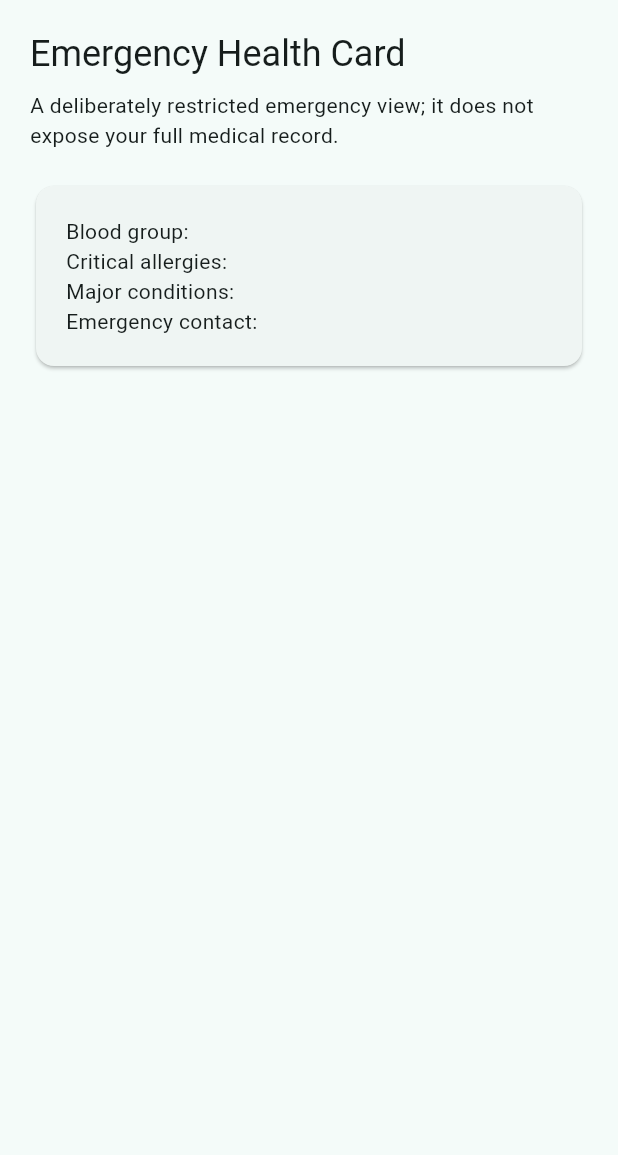
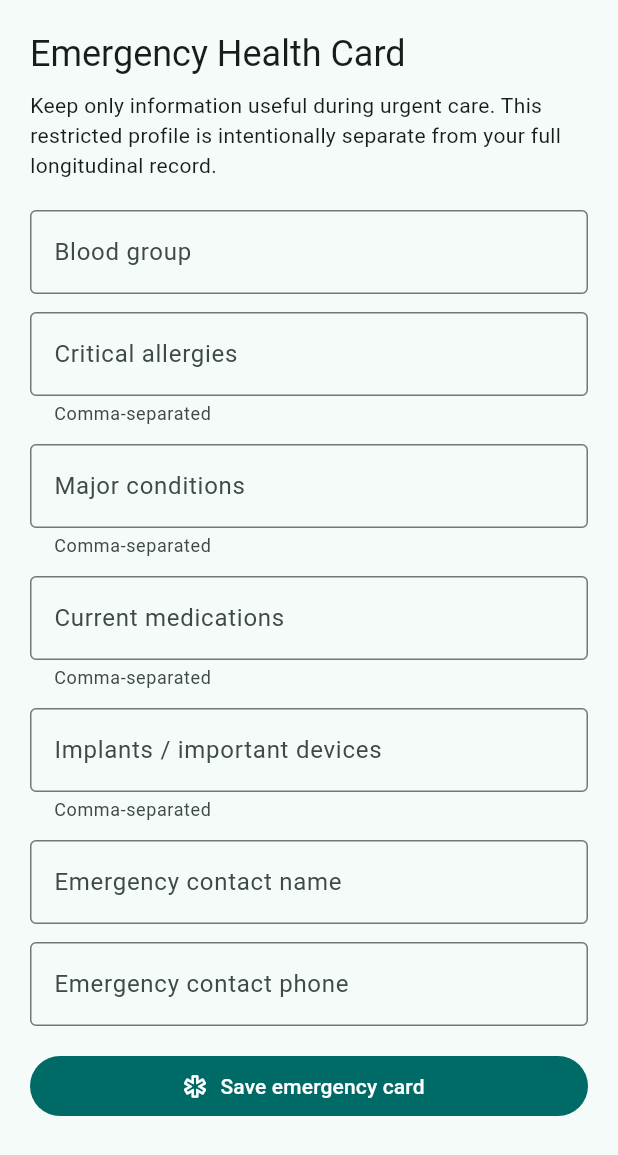
Before and after one commit to chrisndirangu54/Hulka, a Flutter app: the EmergencyScreen widget shown alone on an empty page, opened directly, on a phone screen of 412 x 824 dp. Shown: the top 1155 px of the screen. Run offline on Flutter 3.47's test engine with Material 3 defaults, Android fonts, the phone set to English and light mode, and no system bars; our stand-ins replace cloud_firestore, cloud_functions, firebase_auth, firebase_core, firebase_messaging, flutter_riverpod; missing offline and left inert: health; accounts and stored records are empty.

Commit message:
Make Hulka emergency health card editable

```diff
--- a/lib/features/emergency/emergency_screen.dart
+++ b/lib/features/emergency/emergency_screen.dart
@@ -1,42 +1,157 @@
 import 'package:cloud_firestore/cloud_firestore.dart';
 import 'package:firebase_auth/firebase_auth.dart';
 import 'package:flutter/material.dart';
+import '../../services/functions_service.dart';
 
-class EmergencyScreen extends StatelessWidget {
+class EmergencyScreen extends StatefulWidget {
   const EmergencyScreen({super.key});
+
+  @override
+  State<EmergencyScreen> createState() => _EmergencyScreenState();
+}
+
+class _EmergencyScreenState extends State<EmergencyScreen> {
+  final bloodGroup = TextEditingController();
+  final allergies = TextEditingController();
+  final conditions = TextEditingController();
+  final medications = TextEditingController();
+  final contactName = TextEditingController();
+  final contactPhone = TextEditingController();
+  final implants = TextEditingController();
+  final api = HulkaFunctions();
+  bool loaded = false;
+  bool saving = false;
+  String? message;
+
+  List<String> split(String value) => value
+      .split(',')
+      .map((x) => x.trim())
+      .where((x) => x.isNotEmpty)
+      .toSet()
+      .toList();
+
+  void populate(Map<String, dynamic>? d) {
+    if (loaded || d == null) return;
+    loaded = true;
+    bloodGroup.text = (d['bloodGroup'] as String?) ?? '';
+    allergies.text = ((d['criticalAllergies'] as List?) ?? const []).join(', ');
+    conditions.text = ((d['majorConditions'] as List?) ?? const []).join(', ');
+    medications.text =
+        ((d['currentMedications'] as List?) ?? const []).join(', ');
+    contactName.text = (d['emergencyContactName'] as String?) ?? '';
+    contactPhone.text = (d['emergencyContactPhone'] as String?) ?? '';
+    implants.text = ((d['implants'] as List?) ?? const []).join(', ');
+  }
+
+  Future<void> save() async {
+    setState(() {
+      saving = true;
+      message = null;
+    });
+    try {
+      await api.saveEmergencyProfile({
+        'bloodGroup': bloodGroup.text.trim().isEmpty ? null : bloodGroup.text.trim(),
+        'criticalAllergies': split(allergies.text),
+        'majorConditions': split(conditions.text),
+        'currentMedications': split(medications.text),
+        'emergencyContactName':
+            contactName.text.trim().isEmpty ? null : contactName.text.trim(),
+        'emergencyContactPhone':
+            contactPhone.text.trim().isEmpty ? null : contactPhone.text.trim(),
+        'implants': split(implants.text),
+      });
+      if (mounted) setState(() => message = 'Emergency health card updated.');
+    } catch (e) {
+      if (mounted) setState(() => message = 'Could not update emergency card: $e');
+    } finally {
+      if (mounted) setState(() => saving = false);
+    }
+  }
 
   @override
   Widget build(BuildContext context) {
     final uid = FirebaseAuth.instance.currentUser?.uid;
     if (uid == null) return const Center(child: Text('Authentication required.'));
-    final stream = FirebaseFirestore.instance.collection('emergencyProfiles').doc(uid).snapshots();
+
+    final stream = FirebaseFirestore.instance
+        .collection('emergencyProfiles')
+        .doc(uid)
+        .snapshots();
 
     return StreamBuilder<DocumentSnapshot<Map<String, dynamic>>>(
       stream: stream,
       builder: (context, snap) {
-        final d = snap.data?.data();
+        populate(snap.data?.data());
+
         return ListView(
           padding: const EdgeInsets.all(20),
           children: [
-            Text('Emergency Health Card', style: Theme.of(context).textTheme.headlineSmall),
+            Text(
+              'Emergency Health Card',
+              style: Theme.of(context).textTheme.headlineSmall,
+            ),
             const SizedBox(height: 8),
-            const Text('A deliberately restricted emergency view; it does not expose your full medical record.'),
+            const Text(
+              'Keep only information useful during urgent care. This restricted '
+              'profile is intentionally separate from your full longitudinal record.',
+            ),
             const SizedBox(height: 20),
-            Card(
-              child: Padding(
-                padding: const EdgeInsets.all(20),
-                child: d == null
-                    ? const Text('No emergency profile configured yet.')
-                    : Column(
-                        crossAxisAlignment: CrossAxisAlignment.start,
-                        children: [
-                          Text('Blood group: ${d['bloodGroup'] ?? 'Not set'}'),
-                          Text('Critical allergies: ${(d['criticalAllergies'] as List?)?.join(', ') ?? 'None recorded'}'),
-                          Text('Major conditions: ${(d['majorConditions'] as List?)?.join(', ') ?? 'None recorded'}'),
-                          Text('Emergency contact: ${d['emergencyContactName'] ?? ''} ${d['emergencyContactPhone'] ?? ''}'),
-                        ],
-                      ),
+            TextField(
+              controller: bloodGroup,
+              decoration: const InputDecoration(labelText: 'Blood group'),
+            ),
+            const SizedBox(height: 12),
+            TextField(
+              controller: allergies,
+              decoration: const InputDecoration(
+                labelText: 'Critical allergies',
+                helperText: 'Comma-separated',
               ),
+            ),
+            const SizedBox(height: 12),
+            TextField(
+              controller: conditions,
+              decoration: const InputDecoration(
+                labelText: 'Major conditions',
+                helperText: 'Comma-separated',
+              ),
+            ),
+            const SizedBox(height: 12),
+            TextField(
+              controller: medications,
+              decoration: const InputDecoration(
+                labelText: 'Current medications',
+                helperText: 'Comma-separated',
+              ),
+            ),
+            const SizedBox(height: 12),
+            TextField(
+              controller: implants,
+              decoration: const InputDecoration(
+                labelText: 'Implants / important devices',
+                helperText: 'Comma-separated',
+              ),
+            ),
+            const SizedBox(height: 12),
+            TextField(
+              controller: contactName,
+              decoration: const InputDecoration(labelText: 'Emergency contact name'),
+            ),
+            const SizedBox(height: 12),
+            TextField(
+              controller: contactPhone,
+              keyboardType: TextInputType.phone,
+              decoration: const InputDecoration(labelText: 'Emergency contact phone'),
+            ),
+            if (message != null) ...[
+              const SizedBox(height: 12),
+              Text(message!),
+            ],
+            const SizedBox(height: 16),
+            FilledButton.icon(
+              onPressed: saving ? null : save,
+              icon: const Icon(Icons.emergency_outlined),
+              label: Text(saving ? 'Saving…' : 'Save emergency card'),
             ),
           ],
         );
```
